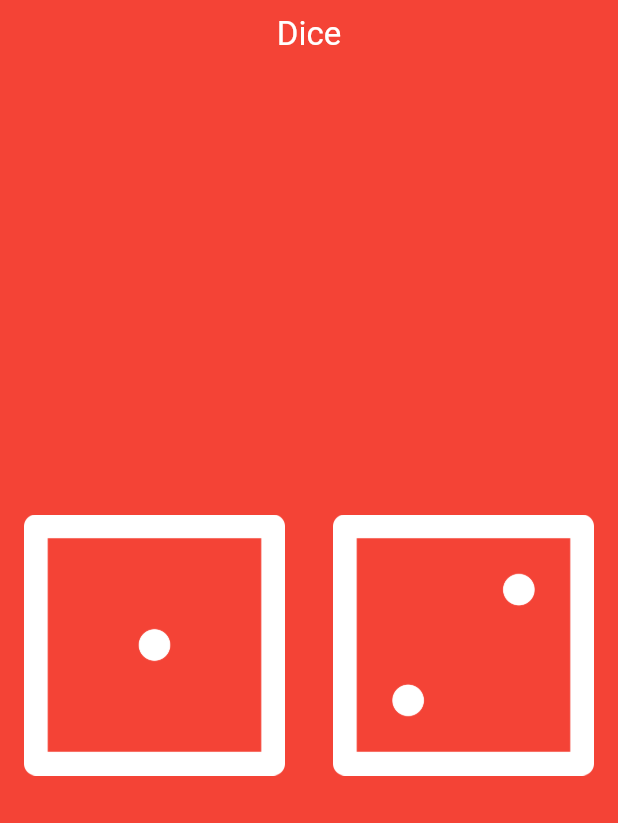
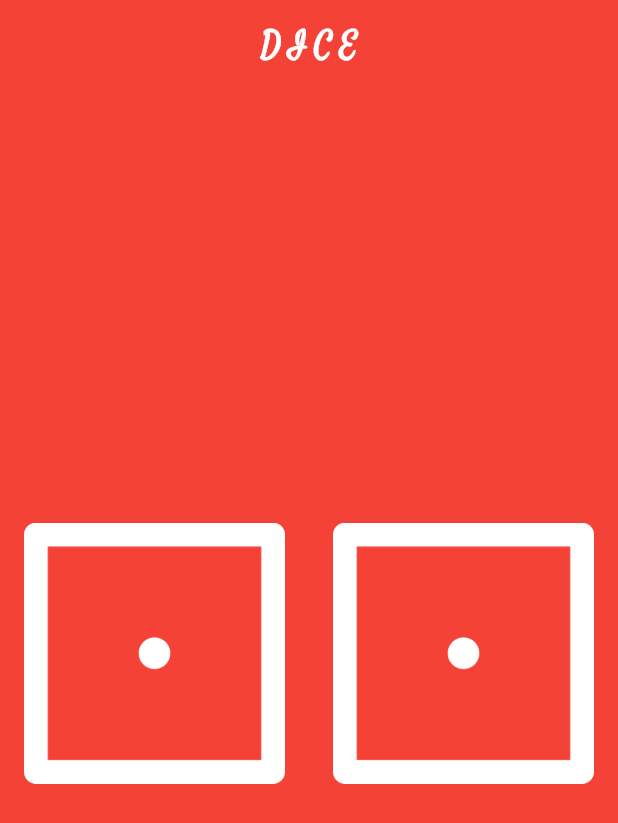
Before and after one commit to shahrohan05/FlutterDemos, a Flutter app: the screen it shows after launch, on a phone screen of 412 x 824 dp. Shown: the top 823 px of the screen. Run offline on Flutter 3.47's test engine with Material 2 defaults, Android fonts, the phone set to English and light mode, and no system bars.

Commit message:
app functionality complete with separate dice widget being used twice

```diff
--- a/dice/lib/main.dart
+++ b/dice/lib/main.dart
@@ -1,3 +1,5 @@
+import 'dart:math';
+
 import 'package:flutter/material.dart';
 
 void main() => runApp(MyApp());
@@ -12,12 +14,15 @@ class MyApp extends StatelessWidget {
           child: Column(
             children: <Widget>[
               Padding(
-                padding: const EdgeInsets.only(top: 10.0),
+                padding: const EdgeInsets.only(top: 15.0),
                 child: Text(
-                  'Dice',
+                  'DICE',
                   style: TextStyle(
                     fontSize: 22.0,
                     color: Colors.white,
+                    fontFamily: 'Satisfy',
+                    fontWeight: FontWeight.bold,
+                    letterSpacing: 5.0,
                   ),
                 ),
               ),
@@ -25,16 +30,10 @@ class MyApp extends StatelessWidget {
                 child: Row(
                   children: <Widget>[
                     Expanded(
-                      child: Container(
-                        margin: EdgeInsets.all(16.0),
-                        child: Image.asset('images/dice1.png'),
-                      ),
+                      child: Dice(),
                     ),
                     Expanded(
-                      child: Container(
-                        margin: EdgeInsets.all(16.0),
-                        child: Image.asset('images/dice2.png'),
-                      ),
+                      child: Dice(),
                     ),
                   ],
                 ),
@@ -46,3 +45,24 @@ class MyApp extends StatelessWidget {
     );
   }
 }
+
+class Dice extends StatefulWidget {
+  @override
+  _DiceState createState() => _DiceState();
+}
+
+class _DiceState extends State<Dice> {
+  int diceNumber = 1;
+  @override
+  Widget build(BuildContext context) {
+    return FlatButton(
+      child: Image.asset('images/dice$diceNumber.png'),
+      onPressed: () {
+        setState(() {
+          diceNumber = Random().nextInt(6) + 1;
+          print(" Random Dice Number : $diceNumber");
+        });
+      },
+    );
+  }
+}
--- a/dice/pubspec.yaml
+++ b/dice/pubspec.yaml
@@ -45,6 +45,11 @@ flutter:
     - images/
   #  - images/a_dot_ham.jpeg
 
+  fonts:
+    - family: Satisfy
+      fonts:
+        - asset: fonts/Satisfy-Regular.ttf
+
   # An image asset can refer to one or more resolution-specific "variants", see
   # https://flutter.dev/assets-and-images/#resolution-aware.
 
```
Also changed, not shown: dice/fonts/Satisfy-Regular.ttf (renamed from business_card/fonts/Satisfy-Regular.ttf), dice/images/state_1.png (added), 1 other file.
